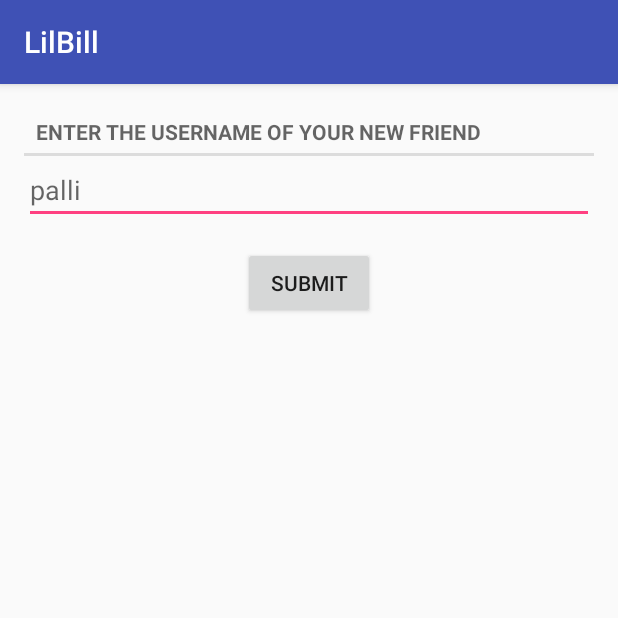
After one commit to fridasnaedis/HBV601_2, an Android app: the NewFriendActivity screen opened directly, with no data from a screen before it, on a phone screen of 412 x 824 dp, the top half of it. The commit adds this screen. Run offline under Robolectric (Android 15) with nearby library versions, the phone set to English and light mode, and no system bars.

Commit message:
Add friend activity&fragment

```diff
--- a/app/build.gradle
+++ b/app/build.gradle
@@ -33,6 +33,7 @@ dependencies {
     implementation fileTree(include: ['*.jar'], dir: 'libs')
     implementation 'com.android.support:appcompat-v7:27.1.1'
     implementation 'com.android.support.constraint:constraint-layout:1.1.3'
+    implementation 'com.android.support:support-v4:27.1.1'
     testImplementation 'junit:junit:4.12'
     androidTestImplementation 'com.android.support.test:runner:1.0.2'
     androidTestImplementation 'com.android.support.test.espresso:espresso-core:3.0.2'
--- a/app/src/main/AndroidManifest.xml
+++ b/app/src/main/AndroidManifest.xml
@@ -19,9 +19,10 @@
                 <category android:name="android.intent.category.LAUNCHER" />
             </intent-filter>
         </activity>
-        <activity android:name=".MainActivity"></activity>
+        <activity android:name=".MainActivity" />
         <activity android:name=".features.transaction.TransactionConstructionActivity" />
-        <activity android:name=".features.transactionlist.TransactionListActivity"/>
+        <activity android:name=".features.transactionlist.TransactionListActivity" />
+        <activity android:name=".features.transaction.NewFriendActivity"></activity>
     </application>
 
 </manifest>
--- a/app/src/main/java/com/softwareproject2/hi/lilbill/SingleFragmentActivity.java
+++ b/app/src/main/java/com/softwareproject2/hi/lilbill/SingleFragmentActivity.java
@@ -8,6 +8,8 @@ import android.support.v4.app.FragmentManager;
 import android.support.v7.app.AppCompatActivity;
 import android.view.View;
 
+import com.softwareproject2.hi.lilbill.features.transaction.NewFriendActivity;
+import com.softwareproject2.hi.lilbill.features.transaction.Transaction;
 import com.softwareproject2.hi.lilbill.features.transaction.TransactionConstructionActivity;
 
 public abstract class SingleFragmentActivity extends AppCompatActivity {
--- /dev/null
+++ b/app/src/main/java/com/softwareproject2/hi/lilbill/features/transaction/NewFriendActivity.java
@@ -0,0 +1,27 @@
+package com.softwareproject2.hi.lilbill.features.transaction;
+
+import android.support.v4.app.Fragment;
+import android.support.v4.app.FragmentManager;
+import android.support.v7.app.AppCompatActivity;
+import android.os.Bundle;
+
+import com.softwareproject2.hi.lilbill.R;
+
+public class NewFriendActivity extends AppCompatActivity {
+
+    @Override
+    protected void onCreate(Bundle savedInstanceState) {
+        super.onCreate(savedInstanceState);
+        setContentView(R.layout.activity_new_friend);
+
+        FragmentManager fm = getSupportFragmentManager();
+        Fragment fragment = fm.findFragmentById(R.id.fragment_container_new_friend);
+
+        if (fragment == null) {
+            fragment = new NewFriendFragment();
+            fm.beginTransaction()
+                    .add(R.id.fragment_container_new_friend, fragment)
+                    .commit();
+        }
+    }
+}
--- /dev/null
+++ b/app/src/main/java/com/softwareproject2/hi/lilbill/features/transaction/NewFriendFragment.java
@@ -0,0 +1,44 @@
+package com.softwareproject2.hi.lilbill.features.transaction;
+
+import android.content.Context;
+import android.net.Uri;
+import android.os.Bundle;
+import android.support.annotation.Nullable;
+import android.support.v4.app.Fragment;
+import android.view.LayoutInflater;
+import android.view.View;
+import android.view.ViewGroup;
+import android.widget.Button;
+import android.widget.EditText;
+import android.widget.Toast;
+
+import com.softwareproject2.hi.lilbill.R;
+
+
+public class NewFriendFragment extends Fragment {
+    private EditText mFriendUsername;
+    Button mSubmitButton;
+
+
+    @Override
+    public void onCreate(@Nullable Bundle savedInstanceState) {
+        super.onCreate(savedInstanceState);
+    }
+
+    @Override
+    public View onCreateView(LayoutInflater inflater, ViewGroup container, Bundle savedInstanceState) {
+        View v = inflater.inflate(R.layout.fragment_new_friend, container, false);
+        mFriendUsername = (EditText) v.findViewById(R.id.friend_name);
+        mSubmitButton = (Button) v.findViewById(R.id.submit_new_friend);
+        mSubmitButton.setOnClickListener(new View.OnClickListener() {
+            public void onClick(View v) {
+                Toast toast = Toast.makeText(getActivity(), "This has not been implemented yet", Toast.LENGTH_SHORT);
+                toast.show();
+                // TODO: Do the stuff here
+                getActivity().finish();
+            }
+        });
+
+        return v;
+    }
+}
--- a/app/src/main/java/com/softwareproject2/hi/lilbill/features/transaction/TransactionConstructionFragment.java
+++ b/app/src/main/java/com/softwareproject2/hi/lilbill/features/transaction/TransactionConstructionFragment.java
@@ -115,6 +115,7 @@ public class TransactionConstructionFragment extends Fragment {
             public void onClick(View v) {
                 mTransaction.setAmount(Float.valueOf(mAmountField.getText().toString()));
                 mTransaction.setDescription(mDescriptionField.getText().toString());
+                // TODO: Handle transaction things here
                 //TransactionLab.get(getActivity()).addTransaction(mTransaction);
                 getActivity().finish();
             }
--- /dev/null
+++ b/app/src/main/res/layout/activity_new_friend.xml
@@ -0,0 +1,6 @@
+<?xml version="1.0" encoding="utf-8"?>
+<FrameLayout
+    xmlns:android="http://schemas.android.com/apk/res/android"
+    android:id="@+id/fragment_container_new_friend"
+    android:layout_width="match_parent"
+    android:layout_height="match_parent" />
--- /dev/null
+++ b/app/src/main/res/layout/fragment_new_friend.xml
@@ -0,0 +1,28 @@
+<?xml version="1.0" encoding="utf-8"?>
+<LinearLayout xmlns:android="http://schemas.android.com/apk/res/android"
+    android:layout_width="match_parent"
+    android:layout_height="match_parent"
+    android:layout_margin="16dp"
+    android:orientation="vertical">
+
+    <TextView
+        style="?android:listSeparatorTextViewStyle"
+        android:layout_width="match_parent"
+        android:layout_height="wrap_content"
+        android:text="@string/enter_friend_username_label"/>
+
+    <EditText
+        android:id="@+id/friend_name"
+        android:layout_width="match_parent"
+        android:layout_height="wrap_content"
+        android:hint="@string/friend_username_hint"/>
+
+    <Button
+        android:id="@+id/submit_new_friend"
+        android:layout_width="wrap_content"
+        android:layout_height="wrap_content"
+        android:layout_gravity="center"
+        android:layout_margin="15dp"
+        android:text="@string/submit" />
+
+</LinearLayout>
--- a/app/src/main/res/layout/fragment_transaction_construction.xml
+++ b/app/src/main/res/layout/fragment_transaction_construction.xml
@@ -48,6 +48,6 @@
         android:layout_height="wrap_content"
         android:layout_gravity="center"
         android:layout_margin="15dp"
-        android:text="@string/transaction_submit_new" />
+        android:text="@string/submit" />
 
 </LinearLayout>
--- a/app/src/main/res/values/strings.xml
+++ b/app/src/main/res/values/strings.xml
@@ -6,13 +6,13 @@
     <style name="data_style">
         <item name="android:textSize">16sp</item>
     </style>
-
+    <!-- Strings related to new transaction -->
     <string name="transaction_amount_label"><strong>Amount:</strong></string>
     <string name="transaction_amount_hint">100</string>
     <string name="transaction_description_label"><strong>Description:</strong></string>
     <string name="transaction_description_hint">Write a description of the transaction</string>
     <string name="transaction_date_label"><strong>Date:</strong></string>
-    <string name="transaction_submit_new">Submit</string>
+    <string name="submit">Submit</string>
     <string name="transaction_split_between_label">Split between</string>
     <string name="title_activity_login">Sign in</string>
     <!-- Strings related to login -->
@@ -27,4 +27,8 @@
     <string name="permission_rationale">"Contacts permissions are needed for providing email
         completions."
     </string>
+    <!-- Strings related to adding new friend -->
+    <string name="enter_friend_username_label">Enter the username of your new friend</string>
+    <string name="friend_username_hint">palli</string>
+
 </resources>
```
